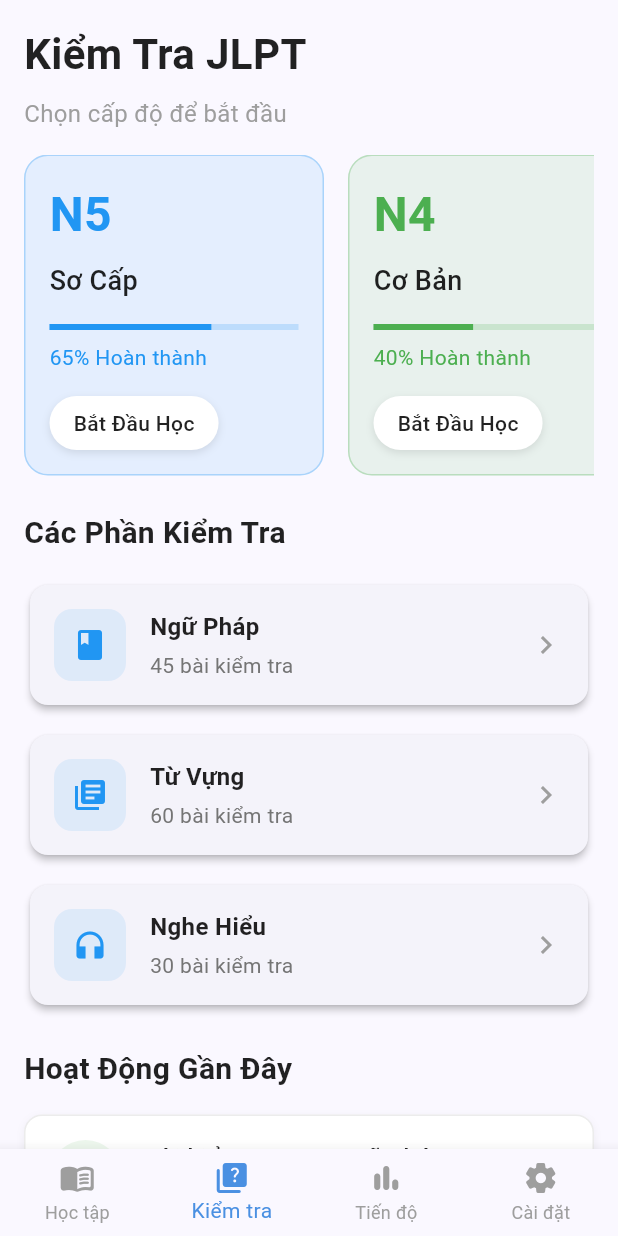
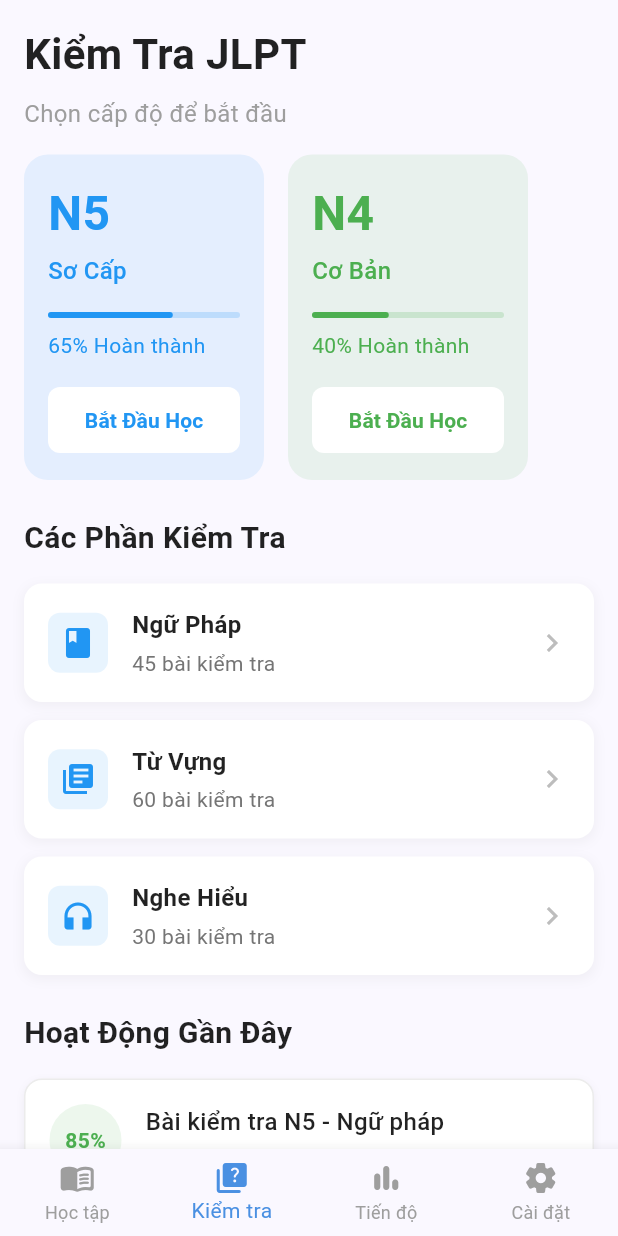
Before and after one commit to khainm/NihonGo, a Flutter app: the JLPTTestPage screen opened directly, on a phone screen of 412 x 824 dp. Run offline on Flutter 3.47's test engine with Material 3 defaults, Android fonts, the phone set to English and light mode, and no system bars; our stand-ins replace dartz, dio, equatable, flutter_bloc, get_it, shared_preferences; accounts and stored records are empty.

Commit message:
UI test detail

```diff
--- a/nihongo_app/lib/features/jlpt_test/presentation/widgets/jlpt_level_card.dart
+++ b/nihongo_app/lib/features/jlpt_test/presentation/widgets/jlpt_level_card.dart
@@ -5,7 +5,8 @@ class JLPTLevelCard extends StatelessWidget {
   final String title;
   final double progress;
   final Color color;
-  final VoidCallback onTap;
+  final VoidCallback? onTap;
+  final VoidCallback? onStartPressed;
 
   const JLPTLevelCard({
     super.key,
@@ -13,20 +14,21 @@ class JLPTLevelCard extends StatelessWidget {
     required this.title,
     required this.progress,
     required this.color,
-    required this.onTap,
+    this.onTap,
+    this.onStartPressed,
   });
 
   @override
   Widget build(BuildContext context) {
-    return GestureDetector(
+    return InkWell(
       onTap: onTap,
+      borderRadius: BorderRadius.circular(16),
       child: Container(
-        width: 200,
+        width: 160,
         padding: const EdgeInsets.all(16),
         decoration: BoxDecoration(
           color: color.withOpacity(0.1),
           borderRadius: BorderRadius.circular(16),
-          border: Border.all(color: color.withOpacity(0.3)),
         ),
         child: Column(
           crossAxisAlignment: CrossAxisAlignment.start,
@@ -39,11 +41,12 @@ class JLPTLevelCard extends StatelessWidget {
                 color: color,
               ),
             ),
-            const SizedBox(height: 8),
+            const SizedBox(height: 4),
             Text(
               title,
-              style: const TextStyle(
-                fontSize: 18,
+              style: TextStyle(
+                fontSize: 16,
+                color: color,
                 fontWeight: FontWeight.w500,
               ),
             ),
@@ -52,6 +55,7 @@ class JLPTLevelCard extends StatelessWidget {
               value: progress,
               backgroundColor: color.withOpacity(0.2),
               valueColor: AlwaysStoppedAnimation<Color>(color),
+              borderRadius: BorderRadius.circular(4),
             ),
             const SizedBox(height: 8),
             Text(
@@ -62,26 +66,24 @@ class JLPTLevelCard extends StatelessWidget {
               ),
             ),
             const SizedBox(height: 16),
-            Container(
-              padding: const EdgeInsets.symmetric(
-                horizontal: 16,
-                vertical: 8,
-              ),
-              decoration: BoxDecoration(
-                color: Colors.white,
-                borderRadius: BorderRadius.circular(20),
-                boxShadow: [
-                  BoxShadow(
-                    color: Colors.black.withOpacity(0.1),
-                    blurRadius: 4,
-                    offset: const Offset(0, 2),
+            SizedBox(
+              width: double.infinity,
+              child: ElevatedButton(
+                onPressed: onStartPressed,
+                style: ElevatedButton.styleFrom(
+                  backgroundColor: Colors.white,
+                  foregroundColor: color,
+                  elevation: 0,
+                  padding: const EdgeInsets.symmetric(vertical: 12),
+                  shape: RoundedRectangleBorder(
+                    borderRadius: BorderRadius.circular(8),
                   ),
-                ],
-              ),
-              child: const Text(
-                'Bắt Đầu Học',
-                style: TextStyle(
-                  fontWeight: FontWeight.w500,
+                ),
+                child: const Text(
+                  'Bắt Đầu Học',
+                  style: TextStyle(
+                    fontWeight: FontWeight.w600,
+                  ),
                 ),
               ),
             ),
--- a/nihongo_app/lib/features/jlpt_test/presentation/widgets/test_section_card.dart
+++ b/nihongo_app/lib/features/jlpt_test/presentation/widgets/test_section_card.dart
@@ -4,35 +4,42 @@ class TestSectionCard extends StatelessWidget {
   final IconData icon;
   final String title;
   final String subtitle;
-  final VoidCallback onTap;
+  final VoidCallback? onTap;
 
   const TestSectionCard({
     super.key,
     required this.icon,
     required this.title,
     required this.subtitle,
-    required this.onTap,
+    this.onTap,
   });
 
   @override
   Widget build(BuildContext context) {
-    return Card(
-      elevation: 2,
-      shape: RoundedRectangleBorder(
-        borderRadius: BorderRadius.circular(12),
-      ),
-      child: InkWell(
+    return InkWell(
       onTap: onTap,
       borderRadius: BorderRadius.circular(12),
-        child: Padding(
-          padding: const EdgeInsets.all(16.0),
+      child: Container(
+        padding: const EdgeInsets.all(16),
+        decoration: BoxDecoration(
+          color: Colors.white,
+          borderRadius: BorderRadius.circular(12),
+          boxShadow: [
+            BoxShadow(
+              color: Colors.grey.withOpacity(0.1),
+              spreadRadius: 1,
+              blurRadius: 6,
+              offset: const Offset(0, 2),
+            ),
+          ],
+        ),
         child: Row(
           children: [
             Container(
-                padding: const EdgeInsets.all(12),
+              padding: const EdgeInsets.all(8),
               decoration: BoxDecoration(
                 color: Colors.blue.withOpacity(0.1),
-                  borderRadius: BorderRadius.circular(12),
+                borderRadius: BorderRadius.circular(8),
               ),
               child: Icon(
                 icon,
@@ -63,12 +70,11 @@ class TestSectionCard extends StatelessWidget {
                 ],
               ),
             ),
-              const Icon(
+            Icon(
               Icons.chevron_right,
-                color: Colors.grey,
+              color: Colors.grey[400],
             ),
           ],
-          ),
         ),
       ),
     );
```
Also changed, not shown: nihongo_app/lib/features/auth/data/datasources/mock_auth_remote_data_source.dart (added, +100 -0 lines), nihongo_app/lib/features/jlpt_test/presentation/pages/jlpt_test_page.dart (+27 -5 lines), nihongo_app/lib/features/jlpt_test/presentation/pages/test_detail_page.dart (added, +121 -0 lines), nihongo_app/lib/features/jlpt_test/presentation/widgets/recent_result_card.dart (added, +68 -0 lines), nihongo_app/lib/features/jlpt_test/presentation/widgets/test_card.dart (added, +149 -0 lines), nihongo_app/lib/features/profile/presentation/pages/profile_page.dart (+24 -43 lines), nihongo_app/lib/features/settings/presentation/pages/settings_page.dart (+54 -2 lines). Lines whose indentation alone changed are shown as unchanged.
